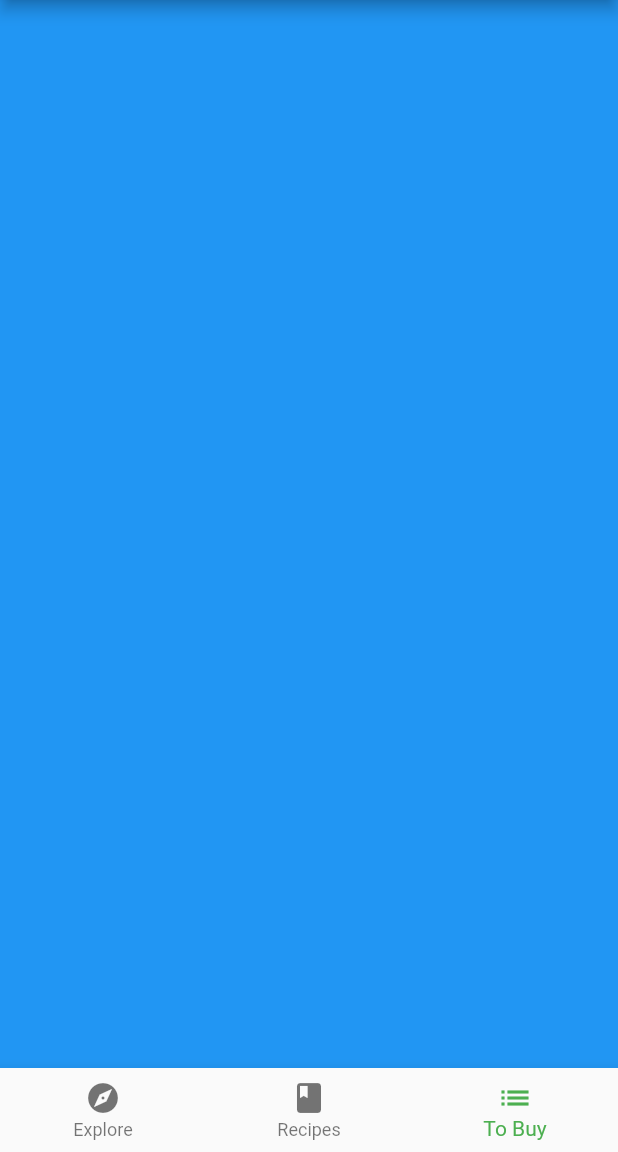
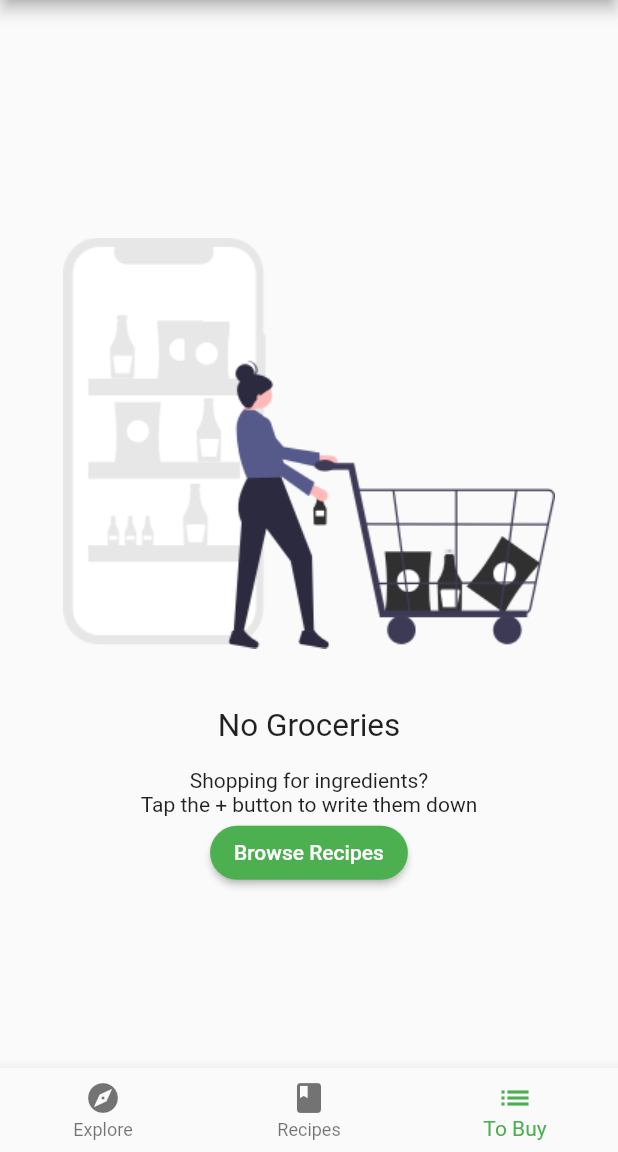
Before and after one commit to Njuguna-JohnBrian/Flutter-Foodelich-App, a Flutter app: the screen it shows after launch, item 3 of the bottom bar chosen, on a phone screen of 412 x 824 dp, the part 84-1236 px from its top. Run offline on Flutter 3.47's test engine with Material 2 defaults, Android fonts, the phone set to English and light mode, and no system bars; our stand-ins replace google_fonts; project files that could hold a hidden picture were left out.

Commit message:
Add ability to browse recipes

```diff
--- a/lib/home.dart
+++ b/lib/home.dart
@@ -1,6 +1,9 @@
 import 'package:flutter/material.dart';
+import 'package:provider/provider.dart';
 
+import 'models/models.dart';
 import 'screens/explore_screen.dart';
+import 'screens/grocery_screen.dart';
 import 'screens/recipes_screen.dart';
 
 class Home extends StatefulWidget {
@@ -11,24 +14,18 @@ class Home extends StatefulWidget {
 }
 
 class _HomeState extends State<Home> {
-  int _selectedIndex = 0;
+
 
   static List<Widget> pages = <Widget>[
     ExploreScreen(),
     RecipesScreen(),
-    // TODO 1: Replace with grocery screen
-    Container(color: Colors.blue),
+    const GroceryScreen(),
   ];
-
-  void _onItemTapped(int index) {
-    setState(() {
-      _selectedIndex = index;
-    });
-  }
 
   @override
   Widget build(BuildContext context) {
-    // TODO 9: Wrap inside a Consumer Widget
+    return Consumer<TabManager>(
+      builder: (context, tabManager, child) {
         return Scaffold(
           appBar: AppBar(
             title: Text(
@@ -36,11 +33,15 @@ class _HomeState extends State<Home> {
               style: Theme.of(context).textTheme.headline6,
             ),
           ),
-      body: pages[_selectedIndex],
+          // todo:replace body
+          body: pages[tabManager.selectedTab],
           bottomNavigationBar: BottomNavigationBar(
-        selectedItemColor: Theme.of(context).textSelectionTheme.selectionColor,
-        currentIndex: _selectedIndex,
-        onTap: _onItemTapped,
+            selectedItemColor:
+                Theme.of(context).textSelectionTheme.selectionColor,
+            currentIndex: tabManager.selectedTab,
+            onTap: (index) {
+              tabManager.goToTab(index);
+            },
             items: <BottomNavigationBarItem>[
               const BottomNavigationBarItem(
                 icon: Icon(Icons.explore),
@@ -57,5 +58,7 @@ class _HomeState extends State<Home> {
             ],
           ),
         );
+      },
+    );
   }
 }
--- a/lib/main.dart
+++ b/lib/main.dart
@@ -1,4 +1,6 @@
 import 'package:flutter/material.dart';
+import 'package:provider/provider.dart';
+import 'models/models.dart';
 
 import 'fooderlich_theme.dart';
 import 'home.dart';
@@ -17,8 +19,17 @@ class Fooderlich extends StatelessWidget {
       debugShowCheckedModeBanner: false,
       theme: theme,
       title: 'Fooderlich',
-      // TODO 8: Replace this with MultiProvider
-      home: const Home(),
+      home: MultiProvider(
+        providers: [
+          ChangeNotifierProvider(
+            create: (context) => TabManager(),
+          ),
+          ChangeNotifierProvider(
+            create: (context) => GroceryManager(),
+          ),
+        ],
+        child: const Home(),
+      ),
     );
   }
 }
--- /dev/null
+++ b/lib/models/grocery_item.dart
@@ -0,0 +1,45 @@
+import 'package:flutter/material.dart';
+
+enum Importance {
+  low,
+  medium,
+  high,
+}
+
+class GroceryItem {
+  final String id;
+  final String name;
+  final Importance importance;
+  final Color color;
+  final int quantity;
+  final DateTime date;
+  final bool isComplete;
+
+  GroceryItem({
+    required this.id,
+    required this.name,
+    required this.importance,
+    required this.color,
+    required this.quantity,
+    required this.date,
+    this.isComplete = false,
+  });
+  GroceryItem copyWith({
+    String? id,
+    String? name,
+    Importance? importance,
+    Color? color,
+    int? quantity,
+    DateTime? date,
+    bool? isComplete,
+  }) {
+    return GroceryItem(
+        id: id ?? this.id,
+        name: name ?? this.name,
+        importance: importance ?? this.importance,
+        color: color ?? this.color,
+        quantity: quantity ?? this.quantity,
+        date: date ?? this.date,
+        isComplete: isComplete ?? this.isComplete);
+  }
+}
--- a/lib/models/models.dart
+++ b/lib/models/models.dart
@@ -2,3 +2,6 @@ export 'explore_data.dart';
 export 'explore_recipe.dart';
 export 'post.dart';
 export 'simple_recipe.dart';
+export 'grocery_item.dart';
+export 'grocery_manager.dart';
+export 'tab_manager.dart';
--- /dev/null
+++ b/lib/models/tab_manager.dart
@@ -0,0 +1,17 @@
+import 'package:flutter/material.dart';
+
+class TabManager extends ChangeNotifier {
+  int selectedTab = 0;
+
+  void goToTab(index) {
+    selectedTab = index;
+
+    notifyListeners();
+  }
+
+  void goToRecipes() {
+    selectedTab = 1;
+
+    notifyListeners();
+  }
+}
--- /dev/null
+++ b/lib/screens/empty_grocery_screen.dart
@@ -0,0 +1,59 @@
+import 'package:flutter/material.dart';
+import 'package:provider/provider.dart';
+import '../models/models.dart';
+
+class EmptyGroceryScreen extends StatelessWidget {
+  const EmptyGroceryScreen({Key? key}) : super(key: key);
+
+  @override
+  Widget build(BuildContext context) {
+    // todo 3: replace and add layout widgets
+    return Padding(
+      padding: const EdgeInsets.all(
+        30.0,
+      ),
+      child: Center(
+        child: Column(
+          mainAxisAlignment: MainAxisAlignment.center,
+          children: [
+            Flexible(
+              child: AspectRatio(
+                aspectRatio: 1 / 1,
+                child: Image.asset(
+                  'assets/fooderlich_assets/empty_list.png',
+                ),
+              ),
+            ),
+            const Text(
+              'No Groceries',
+              style: TextStyle(
+                fontSize: 21.0,
+              ),
+            ),
+            const SizedBox(
+              height: 16.0,
+            ),
+            const Text(
+              'Shopping for ingredients? \n'
+              'Tap the + button to write them down',
+              textAlign: TextAlign.center,
+            ),
+            MaterialButton(
+              textColor: Colors.white,
+              child: const Text('Browse Recipes'),
+              shape: RoundedRectangleBorder(
+                borderRadius: BorderRadius.circular(
+                  30.0,
+                ),
+              ),
+              color: Colors.green,
+              onPressed: () {
+                Provider.of<TabManager>(context, listen: false).goToRecipes();
+              },
+            )
+          ],
+        ),
+      ),
+    );
+  }
+}
--- /dev/null
+++ b/lib/screens/grocery_screen.dart
@@ -0,0 +1,37 @@
+import 'package:flutter/material.dart';
+
+import 'empty_grocery_screen.dart';
+import 'package:provider/provider.dart';
+import '../models/models.dart';
+
+class GroceryScreen extends StatelessWidget {
+  const GroceryScreen({Key? key}) : super(key: key);
+
+  @override
+  Widget build(BuildContext context) {
+    return const EmptyGroceryScreen();
+  }
+
+  Widget buildGroceryScreen() {
+    return Consumer<GroceryManager>(builder: (
+      context,
+      manager,
+      child,
+    ) {
+      if (manager.groceryItems.isNotEmpty) {
+        // todo:25 add grocerylistscreen
+        return Container();
+      } else {
+        return Scaffold(
+          floatingActionButton: FloatingActionButton(
+            child: const Icon(Icons.add),
+            onPressed: () {
+              // todo 11: Present GroceryItemScreen
+            },
+          ),
+          body: buildGroceryScreen(),
+        );
+      }
+    });
+  }
+}
--- a/pubspec.yaml
+++ b/pubspec.yaml
@@ -11,6 +11,7 @@ dependencies:
   flutter:
     sdk: flutter
   google_fonts: ^2.1.0
+  provider: ^6.0.0
 
 dev_dependencies:
   flutter_test:
```
Also changed, not shown: lib/models/grocery_manager.dart (added, +29 -0 lines), pubspec.lock. Lines whose indentation alone changed are shown as unchanged.
